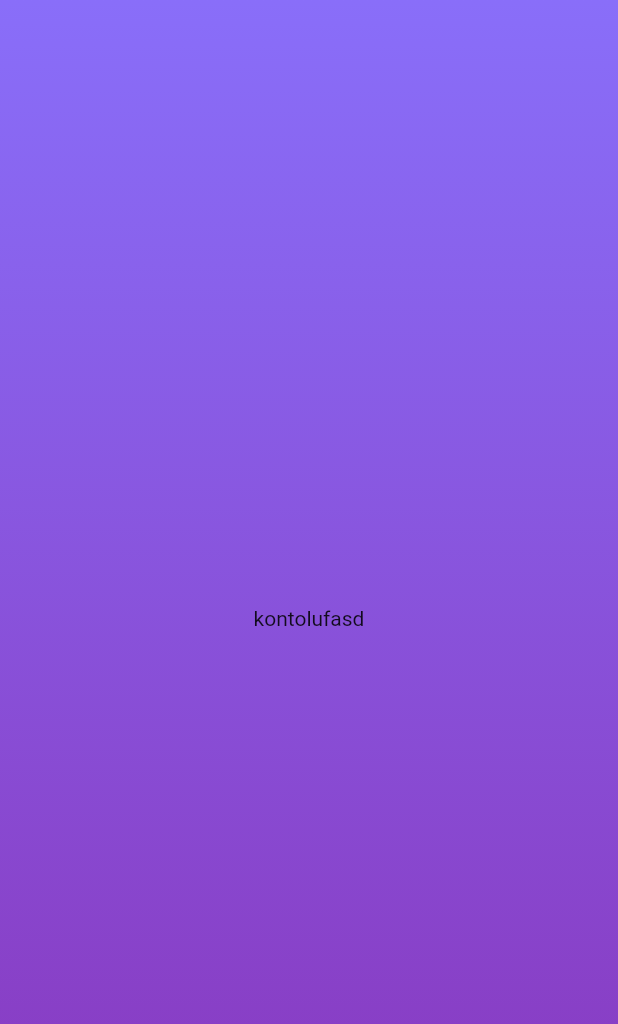
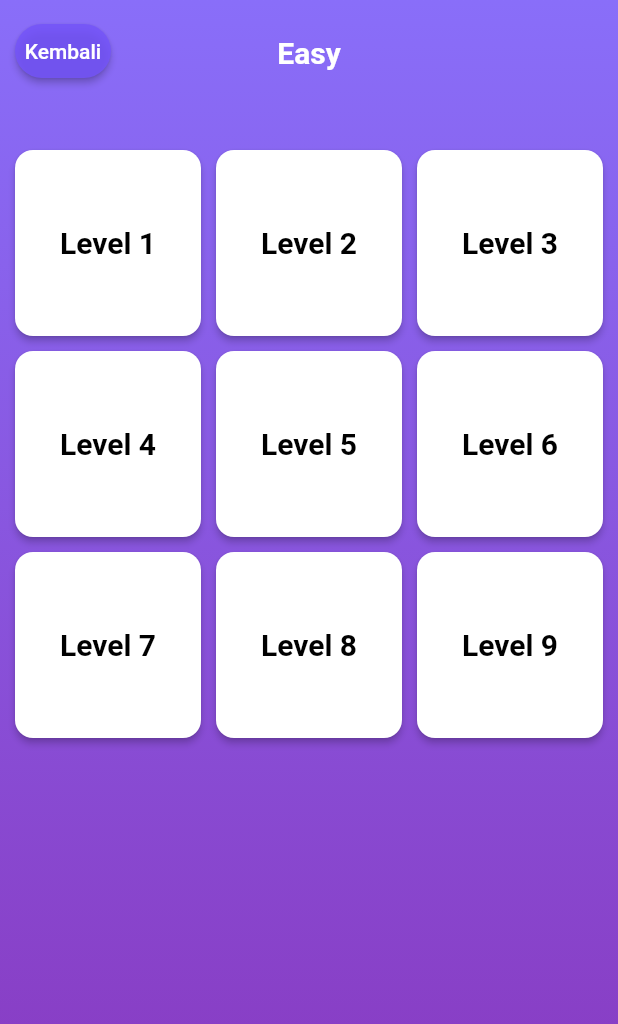
Before and after one commit to salamanderman234/puzzle-game, a Flutter app: the screen it shows after launch, after a tap on "Main", on a phone screen of 412 x 824 dp. Shown: the top 1024 px of the screen. Run offline on Flutter 3.47's test engine with Material 2 defaults, Android fonts, the phone set to English and light mode, and no system bars.

Commit message:
feat: adding level list page

```diff
--- a/lib/components/background.dart
+++ b/lib/components/background.dart
@@ -8,7 +8,7 @@ class DefaultBackground extends StatelessWidget {
   // constructor
   const DefaultBackground(
       {super.key,
-      this.padding = const EdgeInsets.all(40),
+      this.padding = const EdgeInsets.all(10),
       this.fromColor = const Color.fromARGB(215, 116, 84, 249),
       this.toColor = const Color.fromARGB(215, 115, 17, 176),
       required this.child});
--- a/lib/components/button.dart
+++ b/lib/components/button.dart
@@ -1,6 +1,4 @@
 import 'package:flutter/material.dart';
-import 'package:flutter/src/widgets/container.dart';
-import 'package:flutter/src/widgets/framework.dart';
 
 class DefaultButton extends StatelessWidget {
   final Color color;
@@ -47,6 +45,7 @@ class FitButton extends StatelessWidget {
   final Color color;
   final double paddingx, paddingy;
   final double marginx, marginy;
+  final Function() onPressed;
   const FitButton(
       {super.key,
       required this.text,
@@ -54,13 +53,24 @@ class FitButton extends StatelessWidget {
       this.paddingx = 0.0,
       this.paddingy = 0.0,
       this.marginx = 0.0,
-      this.marginy = 0.0});
+      this.marginy = 0.0,
+      required this.onPressed});
 
   @override
   Widget build(BuildContext context) {
     return Container(
       margin: EdgeInsets.only(
           left: marginx, right: marginx, top: marginy, bottom: marginy),
+      child: ElevatedButton(
+        onPressed: onPressed,
+        style: ButtonStyle(
+            shape: MaterialStateProperty.all(RoundedRectangleBorder(
+                borderRadius: BorderRadius.circular(30.0))),
+            backgroundColor: MaterialStateProperty.all<Color>(color),
+            padding: MaterialStateProperty.all<EdgeInsets>(
+                EdgeInsets.fromLTRB(paddingx, paddingy, paddingx, paddingy))),
+        child: text,
+      ),
     );
   }
 }
--- /dev/null
+++ b/lib/components/card.dart
@@ -0,0 +1,31 @@
+import 'package:flutter/cupertino.dart';
+import 'package:flutter/material.dart';
+import 'package:flutter/src/widgets/container.dart';
+import 'package:flutter/src/widgets/framework.dart';
+
+class CompletedLevelCard extends StatelessWidget {
+  final String levelNum;
+  const CompletedLevelCard({super.key, required this.levelNum});
+
+  @override
+  Widget build(BuildContext context) {
+    return ElevatedButton(
+      style: ButtonStyle(
+          shape: MaterialStateProperty.all(RoundedRectangleBorder(
+              borderRadius: BorderRadius.circular(12.0))),
+          backgroundColor: MaterialStateProperty.all<Color>(Colors.white)),
+      onPressed: () {},
+      child: Column(
+        mainAxisAlignment: MainAxisAlignment.center,
+        crossAxisAlignment: CrossAxisAlignment.center,
+        children: [
+          Text(
+            "Level $levelNum",
+            style: const TextStyle(
+                color: Colors.black, fontWeight: FontWeight.w700, fontSize: 20),
+          )
+        ],
+      ),
+    );
+  }
+}
--- /dev/null
+++ b/lib/components/navigation.dart
@@ -0,0 +1,35 @@
+import 'package:flutter/material.dart';
+import 'package:puzzle/components/button.dart';
+
+class DefaultNavigationBar extends StatelessWidget {
+  final Text title;
+
+  const DefaultNavigationBar({super.key, required this.title});
+
+  @override
+  Widget build(BuildContext context) {
+    return Stack(children: [
+      Row(
+        crossAxisAlignment: CrossAxisAlignment.center,
+        children: [
+          FitButton(
+              text: const Text("Kembali"),
+              onPressed: (() {
+                Navigator.pop(context);
+              }))
+        ],
+      ),
+      Row(
+        crossAxisAlignment: CrossAxisAlignment.center,
+        mainAxisAlignment: MainAxisAlignment.center,
+        children: [
+          const SizedBox(height: 50),
+          Center(
+            child: title,
+          ),
+          const SizedBox(height: 50)
+        ],
+      )
+    ]);
+  }
+}
--- a/lib/pages/level_list.page.dart
+++ b/lib/pages/level_list.page.dart
@@ -1,17 +1,40 @@
 import 'package:flutter/material.dart';
-import 'package:flutter/src/widgets/container.dart';
-import 'package:flutter/src/widgets/framework.dart';
 import 'package:puzzle/components/background.dart';
+import 'package:puzzle/components/card.dart';
+import 'package:puzzle/components/navigation.dart';
 
 class LevelListPage extends StatelessWidget {
-  const LevelListPage({super.key});
+  final String difficulty;
+  const LevelListPage({super.key, required this.difficulty});
 
   @override
   Widget build(BuildContext context) {
-    return const Scaffold(
+    return Scaffold(
       body: DefaultBackground(
-        child: Center(child: Text("kontolufasd")),
-      ),
+          child: ListView(
+        children: [
+          DefaultNavigationBar(
+              title: Text(
+            difficulty,
+            style: const TextStyle(
+                color: Colors.white, fontSize: 20, fontWeight: FontWeight.bold),
+          )),
+          const SizedBox(height: 40),
+          GridView.count(
+            mainAxisSpacing: 10,
+            crossAxisSpacing: 10,
+            shrinkWrap: true,
+            // Create a grid with 2 columns. If you change the scrollDirection to
+            // horizontal, this produces 2 rows.
+            crossAxisCount: 3,
+            // Generate 100 widgets that display their index in the List.
+            children: List.generate(9, (index) {
+              int level = index + 1;
+              return CompletedLevelCard(levelNum: "$level");
+            }),
+          )
+        ],
+      )),
     );
   }
 }
--- a/lib/pages/main.page.dart
+++ b/lib/pages/main.page.dart
@@ -1,6 +1,4 @@
 import 'package:flutter/material.dart';
-import 'package:flutter/src/widgets/container.dart';
-import 'package:flutter/src/widgets/framework.dart';
 import 'package:puzzle/components/button.dart';
 import 'package:puzzle/pages/level_list.page.dart';
 
@@ -64,7 +62,9 @@ class MainPage extends StatelessWidget {
                         Navigator.push(
                             context,
                             MaterialPageRoute(
-                                builder: (context) => const LevelListPage()));
+                                builder: (context) => const LevelListPage(
+                                      difficulty: "Easy",
+                                    )));
                       },
                       color: Colors.red,
                       text: const Text(
```
